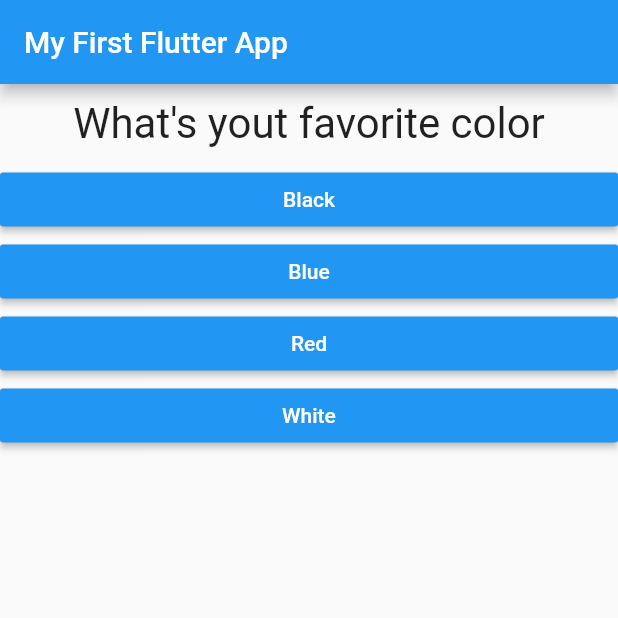
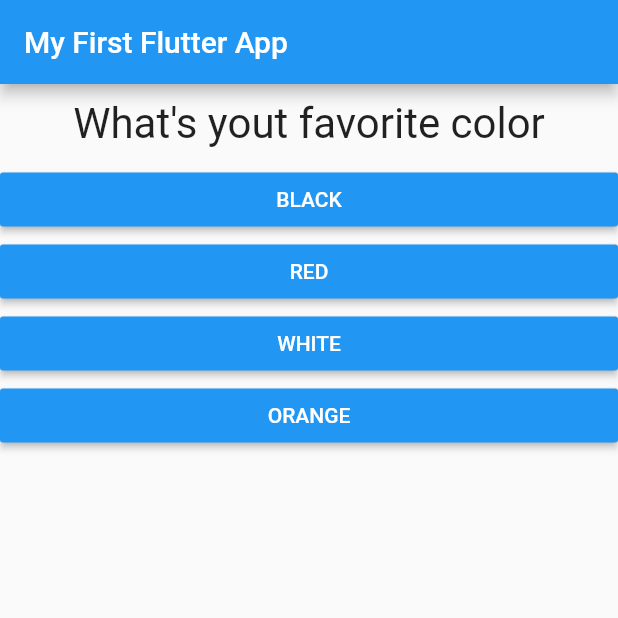
Before and after one commit to jagothjdey/Flutter_Basics, a Flutter app: the screen it shows after launch, on a phone screen of 412 x 824 dp, the top half of it. Run offline on Flutter 3.47's test engine with Material 2 defaults, Android fonts, the phone set to English and light mode, and no system bars.

Commit message:
final score added

```diff
--- a/lib/main.dart
+++ b/lib/main.dart
@@ -1,8 +1,6 @@
 import 'package:flutter/material.dart';
 import './quiz.dart';
 import './result.dart';
-
-// rebasing done
 
 void main() => runApp(MyApp());
 
@@ -17,21 +15,38 @@ class _MyAppState extends State<MyApp> {
   static const _questions = [
     {
       'questionText': 'What\'s yout favorite color',
-      'answer': ['Black', 'Blue', 'Red', 'White'],
+      'answer': [
+        {'option': 'BLACK', 'score': 10},
+        {'option': 'RED', 'score': 20},
+        {'option': 'WHITE', 'score': 30},
+        {'option': 'ORANGE', 'score': 40},
+      ],
     },
     {
       'questionText': 'What\'s yout favorite car',
-      'answer': ['BMW', 'Audi', 'Benz', 'Volvo'],
+      'answer': [
+        {'option': 'BMW', 'score': 10},
+        {'option': 'AUDI', 'score': 20},
+        {'option': 'MARCEDES', 'score': 30},
+        {'option': 'VOLVO', 'score': 40},
+      ],
     },
     {
       'questionText': 'What\'s yout favorite animal',
-      'answer': ['Cow', 'Cat', 'Dog', 'Snake'],
+      'answer': [
+        {'option': 'DOG', 'score': 10},
+        {'option': 'COW', 'score': 20},
+        {'option': 'CAT', 'score': 30},
+        {'option': 'SNAKE', 'score': 40},
+      ],
     }
   ];
 
   var _questionIndex = 0;
+  var _totalScore = 0;
 
-  void _answerQuestion() {
+  void _answerQuestion(int score) {
+    _totalScore += score;
     setState(() {
       if (_questionIndex < _questions.length) {
         _questionIndex++;
@@ -52,7 +67,7 @@ class _MyAppState extends State<MyApp> {
                 questionList: _questions,
                 questionhandler: _answerQuestion,
               )
-            : Result(),
+            : Result(_totalScore),
       ),
     );
   }
--- a/lib/quiz.dart
+++ b/lib/quiz.dart
@@ -20,8 +20,11 @@ class Quiz extends StatelessWidget {
         Question(
           questionList[questionIndex]['questionText'],
         ),
-        ...(questionList[questionIndex]['answer'] as List<String>)
-            .map((answer) => Answer(questionhandler, answer))
+        ...(questionList[questionIndex]['answer'] as List<Map<String, Object>>)
+            .map((answer) => Answer(
+                  () => questionhandler(answer['score']),
+                  answer['option'],
+                ))
             .toList()
       ],
     );
--- a/lib/result.dart
+++ b/lib/result.dart
@@ -1,11 +1,15 @@
 import 'package:flutter/material.dart';
 
 class Result extends StatelessWidget {
+  final int finalScore;
+
+  Result(this.finalScore);
+
   @override
   Widget build(BuildContext context) {
     return Center(
       child: Text(
-        'You did it',
+        finalScore.toString(),
         textAlign: TextAlign.center,
         style: TextStyle(fontSize: 30),
       ),
```
